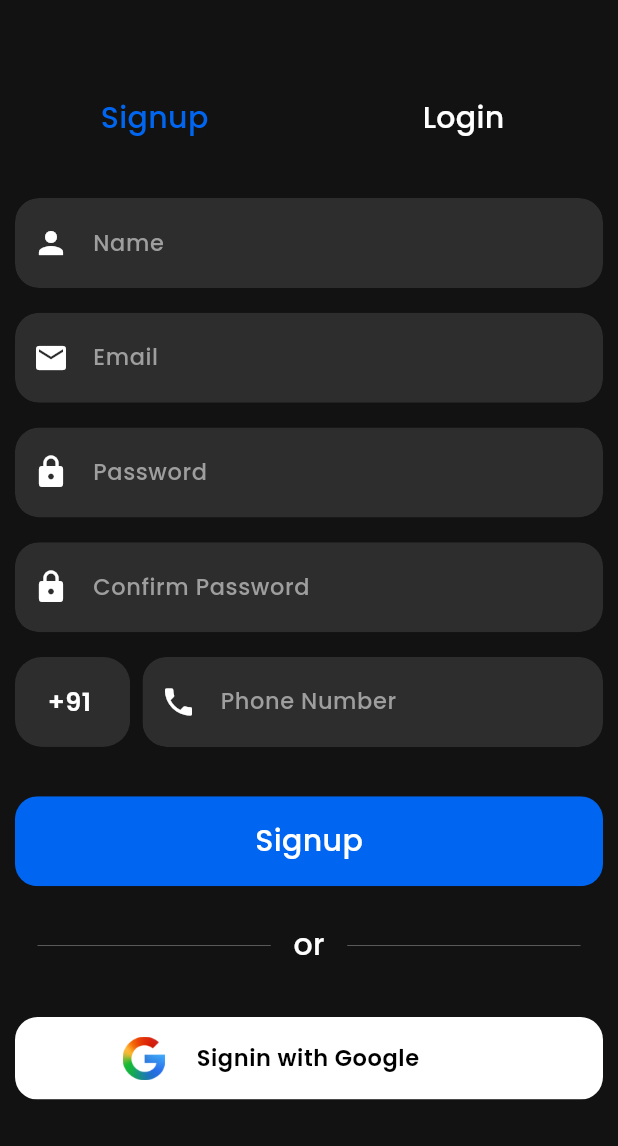
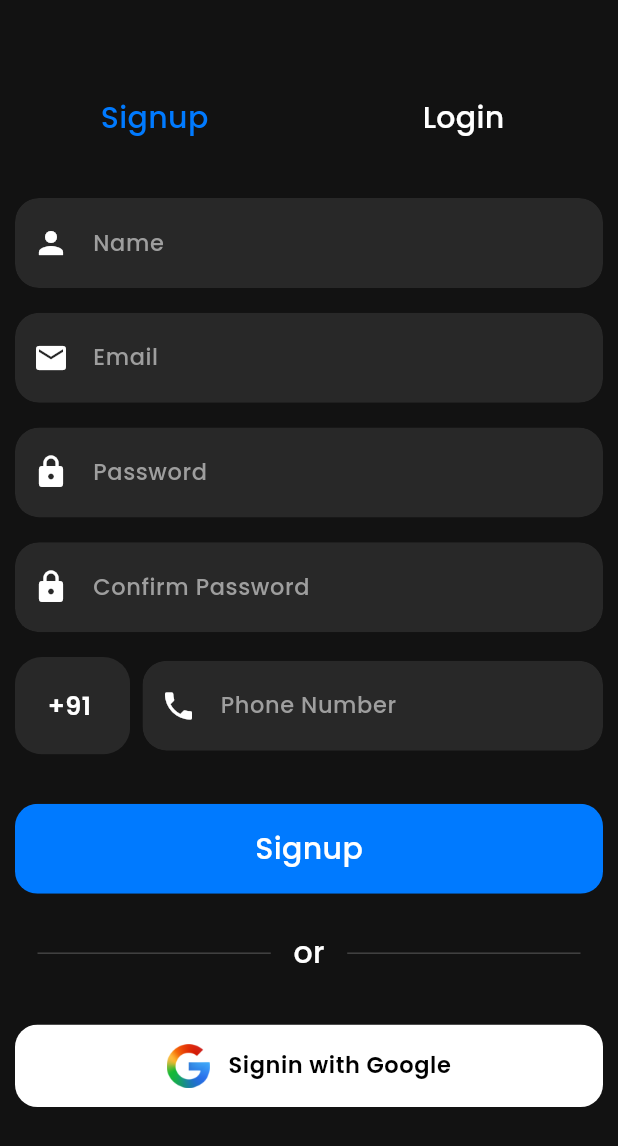
Before and after one commit to manoharacharyaa/intrencity, a Flutter app: the screen it shows after launch, on a phone screen of 412 x 824 dp. Shown: the top 1146 px of the screen. Run offline on Flutter 3.47's test engine with Material 3 defaults, Android fonts, the phone set to English and light mode, and no system bars; drawn by our look-alikes of figma_squircle; our stand-ins replace carousel_slider, cloud_firestore, country_picker, email_validator, firebase_auth, firebase_core and 7 more; missing offline and left inert: another_dashed_container, currency_picker; accounts and stored records are empty.

Commit message:
19.minor changes

```diff
--- a/lib/constants/colors.dart
+++ b/lib/constants/colors.dart
@@ -1,9 +1,9 @@
 import 'package:flutter/material.dart';
 
 const scaffoldColor = Color(0xff151515);
-const primaryBlue = Color(0xff0066f1);
+const primaryBlue = Color(0xff007aff);
 const secondaryBlue = Color.fromARGB(255, 33, 126, 255);
 const primaryBlueTransparent = Color(0xff0066f1);
-const textFieldGrey = Color.fromARGB(255, 45, 45, 45);
+const textFieldGrey = Color.fromARGB(255, 40, 40, 40);
 const greenAccent = Colors.greenAccent;
 const redAccent = Colors.redAccent;
--- a/lib/main.dart
+++ b/lib/main.dart
@@ -10,7 +10,6 @@ import 'package:intrencity_provider/providers/auth_provider.dart';
 import 'package:intrencity_provider/providers/booking_provider.dart';
 import 'package:intrencity_provider/providers/user_provider.dart';
 import 'package:intrencity_provider/providers/validator_provider.dart';
-import 'package:intrencity_provider/widgets/shimmer/spaces_list_shimmer.dart';
 import 'package:provider/provider.dart';
 import 'package:intrencity_provider/firebase_options.dart';
 
--- a/lib/pages/auth/signup_page.dart
+++ b/lib/pages/auth/signup_page.dart
@@ -186,7 +186,7 @@ class _SignUpPageState extends State<SignUpPage> {
                             cornerSmoothing: 1,
                           ),
                           child: Container(
-                            height: 60,
+                            height: 65,
                             decoration: const BoxDecoration(
                               color: textFieldGrey,
                             ),
@@ -336,23 +336,27 @@ class _SignUpPageState extends State<SignUpPage> {
                     padding: const EdgeInsets.symmetric(vertical: 3),
                     child: Padding(
                       padding: const EdgeInsets.all(10),
+                      child: Center(
                         child: Row(
+                          mainAxisAlignment: MainAxisAlignment.center,
                           children: [
-                          SizedBox(width: size.width * 0.15),
                             Image.asset(
                               'assets/images/google_gradient.png',
                               height: 29,
                             ),
-                          SizedBox(width: size.width * 0.05),
+                            SizedBox(width: size.width * 0.03),
                             Text(
                               'Signin with Google',
-                            style:
-                                Theme.of(context).textTheme.bodySmall!.copyWith(
+                              style: Theme.of(context)
+                                  .textTheme
+                                  .bodySmall!
+                                  .copyWith(
                                     color: Colors.black,
                                     fontWeight: FontWeight.w600,
                                   ),
                             )
                           ],
+                        ),
                       ),
                     ),
                   ),
--- a/lib/pages/user/profile_page.dart
+++ b/lib/pages/user/profile_page.dart
@@ -345,7 +345,7 @@ class _ProfilePageState extends State<ProfilePage> {
                   child: Text(
                     isEditing ? 'Save Profile' : 'Edit Profile',
                     style: GoogleFonts.poppins(
-                      color: Colors.blueAccent,
+                      color: primaryBlue,
                       fontSize: 14,
                     ),
                   ),
@@ -384,7 +384,7 @@ class _ProfilePageState extends State<ProfilePage> {
                             },
                             icon: Icon(
                               size: 35,
-                              color: Colors.blue,
+                              color: primaryBlue,
                               expanded
                                   ? Icons.arrow_drop_down_circle_outlined
                                   : Icons.arrow_circle_right_outlined,
```
Also changed, not shown: lib/pages/user/my_booking_page.dart (+58 -3 lines). Lines whose indentation alone changed are shown as unchanged.
